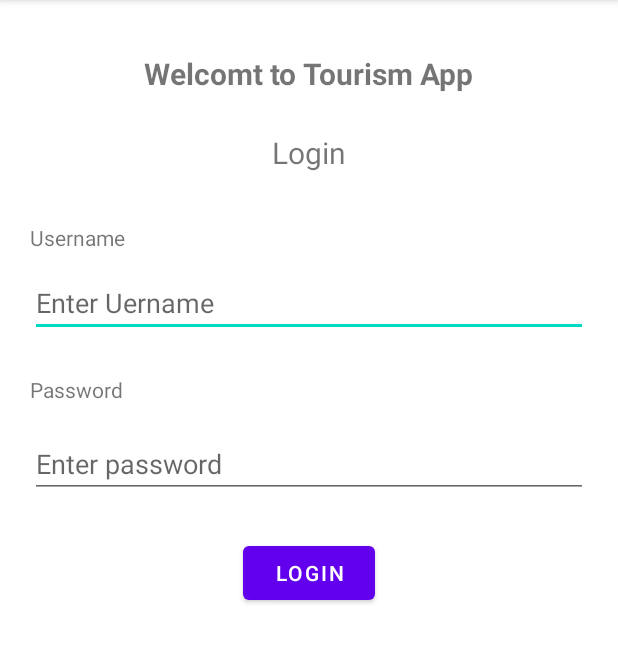
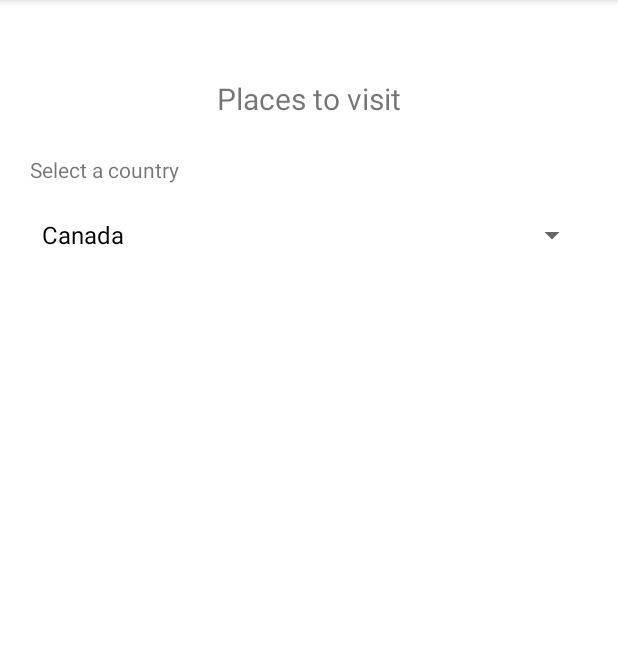
Before and after one commit to bhetwalnirmal/android-final-exam, an Android app: the screen it shows after launch (MainActivity before the commit, DestinationDetails after it), on a phone screen of 412 x 824 dp, the part 84-747 px from its top. Run offline under Robolectric (Android 15) with nearby library versions, the phone set to English and light mode, and no system bars.

```diff
--- a/app/src/main/AndroidManifest.xml
+++ b/app/src/main/AndroidManifest.xml
@@ -10,14 +10,18 @@
         android:supportsRtl="true"
         android:theme="@style/Theme.AndroidFinalExam">
         <activity
-            android:name=".MainActivity"
-            android:exported="true">
+            android:name=".DestinationDetails"
+            android:exported="true" >
             <intent-filter>
                 <action android:name="android.intent.action.MAIN" />
 
                 <category android:name="android.intent.category.LAUNCHER" />
             </intent-filter>
         </activity>
+        <activity
+            android:name=".MainActivity"
+            android:exported="true">
+        </activity>
     </application>
 
 </manifest>
--- /dev/null
+++ b/app/src/main/java/com/nirmalbhetwal/androidfinalexam/DestinationDetails.java
@@ -0,0 +1,60 @@
+package com.nirmalbhetwal.androidfinalexam;
+
+import androidx.appcompat.app.AppCompatActivity;
+
+import android.os.Bundle;
+import android.widget.ArrayAdapter;
+import android.widget.Spinner;
+
+import com.nirmalbhetwal.androidfinalexam.Models.Country;
+import com.nirmalbhetwal.androidfinalexam.Models.Place;
+
+import java.util.ArrayList;
+
+public class DestinationDetails extends AppCompatActivity {
+    Spinner spinnerCountryList;
+    ArrayList<Country> countryList = new ArrayList<>();
+    @Override
+    protected void onCreate(Bundle savedInstanceState) {
+        super.onCreate(savedInstanceState);
+        setContentView(R.layout.activity_destination_details);
+
+        fillData();
+        // initialize the spinner
+        spinnerCountryList = (Spinner) findViewById(R.id.spinnerCountryList);
+        ArrayAdapter countryAdapter = new ArrayAdapter(this, android.R.layout.simple_spinner_dropdown_item, countryList);
+        spinnerCountryList.setAdapter(countryAdapter);
+    }
+
+    void fillData () {
+        ArrayList<Place> canadaPlaceOfInterest = new ArrayList<>();
+        int[] niagaraImages = {R.drawable.canada};
+        canadaPlaceOfInterest.add(new Place("Niagara Falls", 100, niagaraImages));
+        int[] cnTowerImages = {R.drawable.canada};
+        canadaPlaceOfInterest.add(new Place("CN Tower", 30, cnTowerImages));
+        int[] buchartImages = {R.drawable.canada};
+        canadaPlaceOfInterest.add(new Place("The Buchart Gardens", 30, buchartImages));
+        Country canada = new Country("Canada", "Ottawa", R.drawable.canada, canadaPlaceOfInterest);
+        countryList.add(canada);
+
+        ArrayList<Place> usaPlaceOfInterest = new ArrayList<>();
+        int[] statueOfLibertyImages = {R.drawable.usa};
+        usaPlaceOfInterest.add(new Place("The Statue of Liberty", 90, statueOfLibertyImages));
+        int[] whiteHouseImages = {R.drawable.usa};
+        usaPlaceOfInterest.add(new Place("The Statue of Liberty", 90, whiteHouseImages));
+        int[] timeSquareImages = {R.drawable.usa};
+        usaPlaceOfInterest.add(new Place("The Statue of Liberty", 90, timeSquareImages));
+        Country usa = new Country("USA", "Washington DC", R.drawable.usa, usaPlaceOfInterest);
+        countryList.add(usa);
+
+        ArrayList<Place> englandPlaceOfInterest = new ArrayList<>();
+        Country england = new Country("England", "London", R.drawable.england, englandPlaceOfInterest);
+        int[] bigBenImages = {R.drawable.england};
+        englandPlaceOfInterest.add(new Place("Big Ben", 30, bigBenImages));
+        int[] westMinisterImages = {R.drawable.england};
+        englandPlaceOfInterest.add(new Place("Westminster Abbey", 25, westMinisterImages));
+        int[] hydeParkImages = {R.drawable.england};
+        englandPlaceOfInterest.add(new Place("Westminster Abbey", 15, hydeParkImages));
+        countryList.add(england);
+    }
+}
--- a/app/src/main/java/com/nirmalbhetwal/androidfinalexam/MainActivity.java
+++ b/app/src/main/java/com/nirmalbhetwal/androidfinalexam/MainActivity.java
@@ -2,6 +2,7 @@ package com.nirmalbhetwal.androidfinalexam;
 
 import androidx.appcompat.app.AppCompatActivity;
 
+import android.content.Intent;
 import android.os.Bundle;
 import android.view.View;
 import android.widget.Button;
@@ -36,7 +37,9 @@ public class MainActivity extends AppCompatActivity implements View.OnClickListe
         boolean isAuthenticated = authenticate(username, password);
 
         if (isAuthenticated) {
+            Intent intent = new Intent(MainActivity.this, DestinationDetails.class);
 
+            startActivity(intent);
         } else {
             Toast.makeText(MainActivity.this, "Please enter valid username or password", Toast.LENGTH_LONG).show();
         }
--- /dev/null
+++ b/app/src/main/java/com/nirmalbhetwal/androidfinalexam/Models/Country.java
@@ -0,0 +1,55 @@
+package com.nirmalbhetwal.androidfinalexam.Models;
+
+import java.io.Serializable;
+import java.util.ArrayList;
+
+public class Country implements Serializable {
+    private String name;
+    private String capital;
+    private int flagId;
+    private ArrayList<Place> places;
+
+    public Country(String name, String capital, int flagId, ArrayList<Place> places) {
+        this.name = name;
+        this.capital = capital;
+        this.flagId = flagId;
+        this.places = places;
+    }
+
+    public String getName() {
+        return name;
+    }
+
+    public void setName(String name) {
+        this.name = name;
+    }
+
+    public String getCapital() {
+        return capital;
+    }
+
+    public void setCapital(String capital) {
+        this.capital = capital;
+    }
+
+    public int getFlagId() {
+        return flagId;
+    }
+
+    public void setFlagId(int flagId) {
+        this.flagId = flagId;
+    }
+
+    public ArrayList<Place> getPlaces() {
+        return places;
+    }
+
+    public void setPlaces(ArrayList<Place> places) {
+        this.places = places;
+    }
+
+    @Override
+    public String toString() {
+        return this.getName();
+    }
+}
--- /dev/null
+++ b/app/src/main/java/com/nirmalbhetwal/androidfinalexam/Models/Place.java
@@ -0,0 +1,45 @@
+package com.nirmalbhetwal.androidfinalexam.Models;
+
+import java.io.Serializable;
+import java.util.Arrays;
+
+public class Place implements Serializable {
+    private String placeOfInterest;
+    private double priceOfVisit;
+    private int[] imageIds;
+
+    public Place(String placeOfInterest, double priceOfVisit, int[] imageIds) {
+        this.placeOfInterest = placeOfInterest;
+        this.priceOfVisit = priceOfVisit;
+        this.imageIds = imageIds;
+    }
+
+    public String getPlaceOfInterest() {
+        return placeOfInterest;
+    }
+
+    public void setPlaceOfInterest(String placeOfInterest) {
+        this.placeOfInterest = placeOfInterest;
+    }
+
+    public double getPriceOfVisit() {
+        return priceOfVisit;
+    }
+
+    public void setPriceOfVisit(double priceOfVisit) {
+        this.priceOfVisit = priceOfVisit;
+    }
+
+    public int[] getImageIds() {
+        return imageIds;
+    }
+
+    public void setImageIds(int[] imageIds) {
+        this.imageIds = imageIds;
+    }
+
+    @Override
+    public String toString() {
+        return placeOfInterest;
+    }
+}
--- /dev/null
+++ b/app/src/main/res/layout/activity_destination_details.xml
@@ -0,0 +1,37 @@
+<?xml version="1.0" encoding="utf-8"?>
+<androidx.constraintlayout.widget.ConstraintLayout xmlns:android="http://schemas.android.com/apk/res/android"
+    xmlns:app="http://schemas.android.com/apk/res-auto"
+    xmlns:tools="http://schemas.android.com/tools"
+    android:layout_width="match_parent"
+    android:padding="20dp"
+    android:layout_height="match_parent"
+    tools:context=".DestinationDetails">
+
+    <TextView
+        android:id="@+id/textView5"
+        android:layout_width="wrap_content"
+        android:layout_height="wrap_content"
+        android:layout_marginTop="32dp"
+        android:text="Places to visit"
+        android:textSize="20sp"
+        app:layout_constraintEnd_toEndOf="parent"
+        app:layout_constraintStart_toStartOf="parent"
+        app:layout_constraintTop_toTopOf="parent" />
+
+    <TextView
+        android:id="@+id/textView6"
+        android:layout_width="wrap_content"
+        android:layout_height="wrap_content"
+        android:layout_marginTop="24dp"
+        android:text="Select a country"
+        app:layout_constraintStart_toStartOf="parent"
+        app:layout_constraintTop_toBottomOf="@+id/textView5" />
+
+    <Spinner
+        android:id="@+id/spinnerCountryList"
+        android:layout_width="match_parent"
+        android:layout_height="wrap_content"
+        android:layout_marginTop="10dp"
+        app:layout_constraintStart_toStartOf="parent"
+        app:layout_constraintTop_toBottomOf="@+id/textView6" />
+</androidx.constraintlayout.widget.ConstraintLayout>
```
Also changed, not shown: app/src/main/res/drawable-v24/canada.jpeg (added), app/src/main/res/drawable-v24/england.jpg (added), app/src/main/res/drawable-v24/usa.jpg (added).
